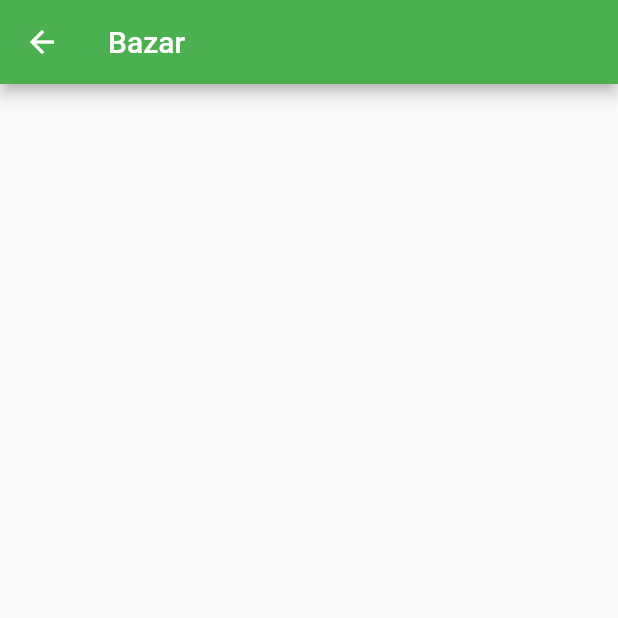
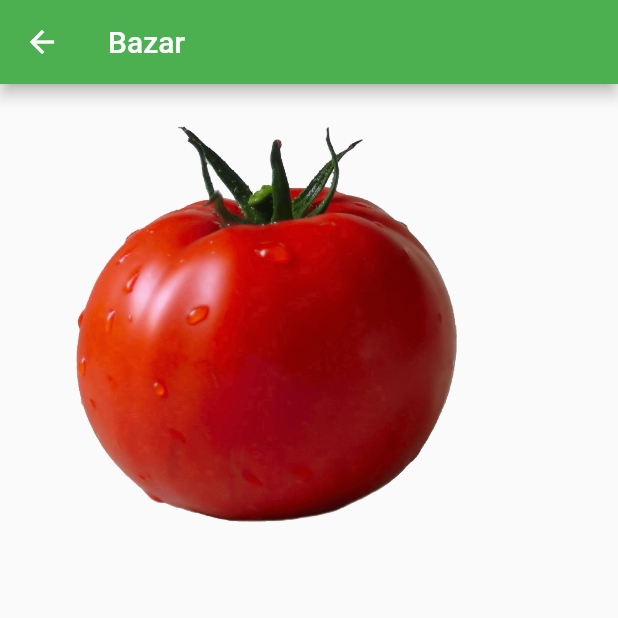
Before and after one commit to Fred0399/agrorammers, a Flutter app: the MarketPage screen opened by its route, on a phone screen of 412 x 824 dp, the top half of it. Run offline on Flutter 3.47's test engine with Material 2 defaults, Android fonts, the phone set to English and light mode, and no system bars; our stand-ins replace fluttertoast, google_sign_in, rflutter_alert, rxdart.

Commit message:
market foundations

```diff
--- a/lib/screens/market-page.dart
+++ b/lib/screens/market-page.dart
@@ -15,7 +15,39 @@ class MarketPage extends StatelessWidget {
       appBar: AppBar(
         title: Text('Bazar'),
       ),
-      body: Container(),
+      body: Container(
+        width: double.infinity,
+        child: Stack(
+          alignment: Alignment.bottomRight,
+          children: <Widget>[
+            Expanded(
+              flex: 2,
+              child: Image.asset(
+                'assets/catalog_items/Pomidor.png',
+                fit: BoxFit.cover,
+              ),
+            ),
+            Expanded(
+              flex: 1,
+              child: Image.asset(
+                'assets/catalog_items/Pomidor.png',
+                fit: BoxFit.cover,
+              ),
+            ),
+          ],
+        ),
+      ),
     );
   }
 }
+
+// Container(
+//         height: 120.0,
+//         width: 120.0,
+//         decoration: new BoxDecoration(
+//           image: DecorationImage(
+//             image: new AssetImage('assets/catalog_items/Pomidor.png'),
+//             fit: BoxFit.cover,
+//           ),
+//           shape: BoxShape.circle,
+//         ),
```
